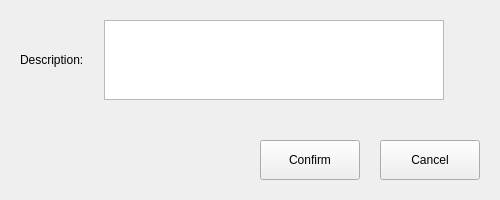
Old version of the form src/pages/container/container-manager/container-backup-operate-dialog.ui in the repository openeuler-mirror/ks-scmc-gui.
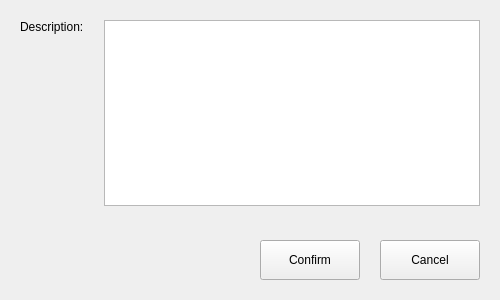
New version of the form.

Commit message:
fix(*):close operate dialog when get backend result and set node operate dialog modal
- 当获取到后台调用结果时再关闭操作对话框，设置节点操作对话框模态

The edit to the form file:
```diff
--- a/src/pages/container/container-manager/container-backup-operate-dialog.ui
+++ b/src/pages/container/container-manager/container-backup-operate-dialog.ui
@@ -7,19 +7,19 @@
     <x>0</x>
     <y>0</y>
     <width>500</width>
-    <height>200</height>
+    <height>300</height>
    </rect>
   </property>
   <property name="minimumSize">
    <size>
     <width>500</width>
-    <height>200</height>
+    <height>300</height>
    </size>
   </property>
   <property name="maximumSize">
    <size>
     <width>500</width>
-    <height>200</height>
+    <height>300</height>
    </size>
   </property>
   <property name="windowTitle">
@@ -49,42 +49,16 @@
      <property name="verticalSpacing">
       <number>0</number>
      </property>
-     <item row="0" column="1">
-      <widget class="QTextEdit" name="textEdit_desc">
-       <property name="minimumSize">
-        <size>
-         <width>340</width>
-         <height>80</height>
-        </size>
-       </property>
-       <property name="maximumSize">
-        <size>
-         <width>340</width>
-         <height>80</height>
-        </size>
-       </property>
-      </widget>
-     </item>
      <item row="0" column="0">
       <widget class="QLabel" name="label_2">
        <property name="text">
         <string>Description:</string>
        </property>
+       <property name="alignment">
+        <set>Qt::AlignLeading|Qt::AlignLeft|Qt::AlignTop</set>
+       </property>
       </widget>
      </item>
-     <item row="0" column="2">
-      <spacer name="horizontalSpacer">
-       <property name="orientation">
-        <enum>Qt::Horizontal</enum>
-       </property>
-       <property name="sizeHint" stdset="0">
-        <size>
-         <width>40</width>
-         <height>20</height>
-        </size>
-       </property>
-      </spacer>
-     </item>
      <item row="1" column="1">
       <spacer name="verticalSpacer">
        <property name="orientation">
@@ -98,6 +72,9 @@
        </property>
       </spacer>
      </item>
+     <item row="0" column="1">
+      <widget class="QTextEdit" name="textEdit_desc"/>
+     </item>
     </layout>
    </item>
    <item>
```
The commit also changes 8 other files.
